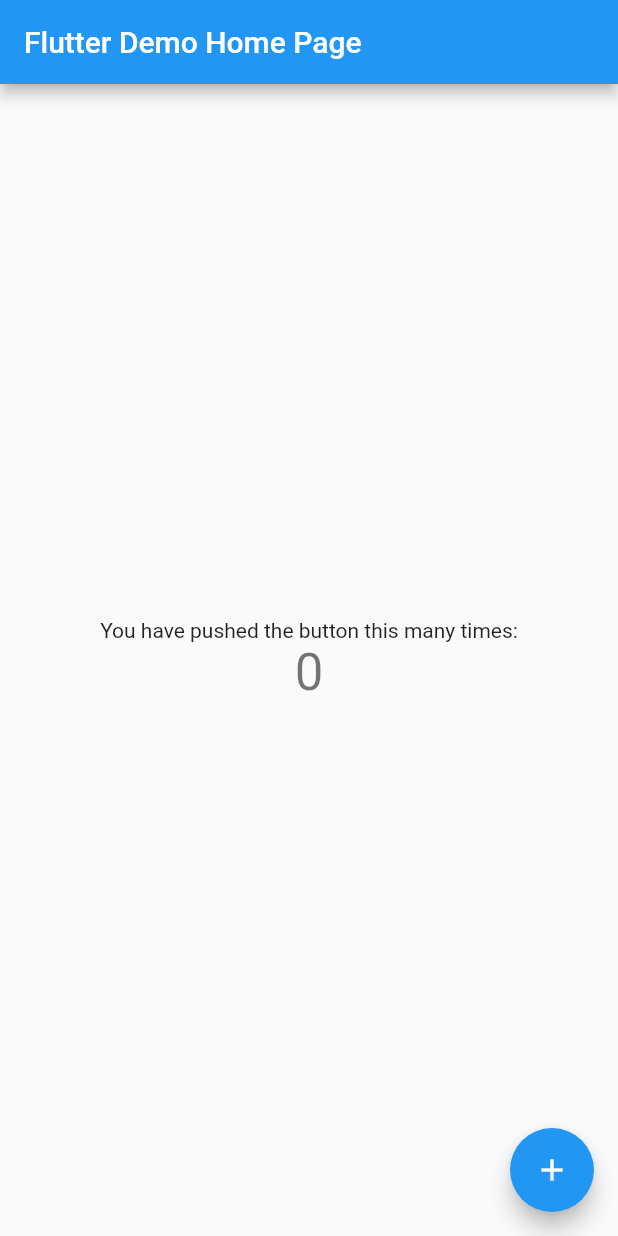
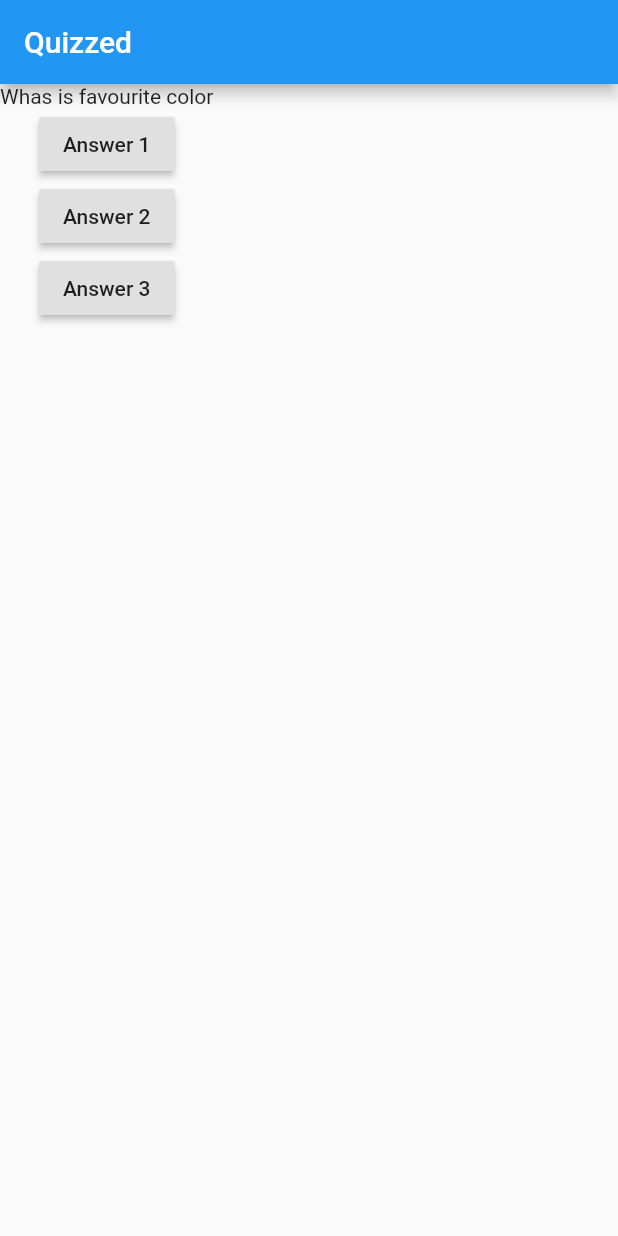
Before and after one commit to edubskiy/quizzed, a Flutter app: the screen it shows after launch, on a phone screen of 412 x 824 dp. Run offline on Flutter 3.47's test engine with Material 2 defaults, Android fonts, the light colour scheme and no system bars.

```diff
--- a/lib/main.dart
+++ b/lib/main.dart
@@ -1,111 +1,45 @@
 import 'package:flutter/material.dart';
 
-void main() => runApp(MyApp());
+void main() => runApp(App());
 
-class MyApp extends StatelessWidget {
-  // This widget is the root of your application.
-  @override
-  Widget build(BuildContext context) {
-    return MaterialApp(
-      title: 'Flutter Demo',
-      theme: ThemeData(
-        // This is the theme of your application.
-        //
-        // Try running your application with "flutter run". You'll see the
-        // application has a blue toolbar. Then, without quitting the app, try
-        // changing the primarySwatch below to Colors.green and then invoke
-        // "hot reload" (press "r" in the console where you ran "flutter run",
-        // or simply save your changes to "hot reload" in a Flutter IDE).
-        // Notice that the counter didn't reset back to zero; the application
-        // is not restarted.
-        primarySwatch: Colors.blue,
-      ),
-      home: MyHomePage(title: 'Flutter Demo Home Page'),
-    );
-  }
-}
+class App extends StatelessWidget {
+  int questionIndex = 0;
 
-class MyHomePage extends StatefulWidget {
-  MyHomePage({Key key, this.title}) : super(key: key);
-
-  // This widget is the home page of your application. It is stateful, meaning
-  // that it has a State object (defined below) that contains fields that affect
-  // how it looks.
-
-  // This class is the configuration for the state. It holds the values (in this
-  // case the title) provided by the parent (in this case the App widget) and
-  // used by the build method of the State. Fields in a Widget subclass are
-  // always marked "final".
-
-  final String title;
-
-  @override
-  _MyHomePageState createState() => _MyHomePageState();
-}
-
-class _MyHomePageState extends State<MyHomePage> {
-  int _counter = 0;
-
-  void _incrementCounter() {
-    setState(() {
-      // This call to setState tells the Flutter framework that something has
-      // changed in this State, which causes it to rerun the build method below
-      // so that the display can reflect the updated values. If we changed
-      // _counter without calling setState(), then the build method would not be
-      // called again, and so nothing would appear to happen.
-      _counter++;
-    });
+  void answerQuestion(int index) {
+    questionIndex += 1;
+    print('Answer chosen $index, now go to question $questionIndex');
   }
 
   @override
   Widget build(BuildContext context) {
-    // This method is rerun every time setState is called, for instance as done
-    // by the _incrementCounter method above.
-    //
-    // The Flutter framework has been optimized to make rerunning build methods
-    // fast, so that you can just rebuild anything that needs updating rather
-    // than having to individually change instances of widgets.
-    return Scaffold(
-      appBar: AppBar(
-        // Here we take the value from the MyHomePage object that was created by
-        // the App.build method, and use it to set our appbar title.
-        title: Text(widget.title),
-      ),
-      body: Center(
-        // Center is a layout widget. It takes a single child and positions it
-        // in the middle of the parent.
-        child: Column(
-          // Column is also a layout widget. It takes a list of children and
-          // arranges them vertically. By default, it sizes itself to fit its
-          // children horizontally, and tries to be as tall as its parent.
-          //
-          // Invoke "debug painting" (press "p" in the console, choose the
-          // "Toggle Debug Paint" action from the Flutter Inspector in Android
-          // Studio, or the "Toggle Debug Paint" command in Visual Studio Code)
-          // to see the wireframe for each widget.
-          //
-          // Column has various properties to control how it sizes itself and
-          // how it positions its children. Here we use mainAxisAlignment to
-          // center the children vertically; the main axis here is the vertical
-          // axis because Columns are vertical (the cross axis would be
-          // horizontal).
-          mainAxisAlignment: MainAxisAlignment.center,
+    List questions = [
+      "Wha\s is favourite color",
+      "Wha\s is favourite animal"
+    ];
+
+    return MaterialApp(
+      home: Scaffold(
+        appBar: AppBar(
+          title: Text('Quizzed'),
+        ),
+        body: Column(
           children: <Widget>[
-            Text(
-              'You have pushed the button this many times:',
+            Text(questions[questionIndex]),
+            RaisedButton(
+              child: Text("Answer 1"),
+              onPressed: () => answerQuestion(1),
             ),
-            Text(
-              '$_counter',
-              style: Theme.of(context).textTheme.display1,
+            RaisedButton(
+              child: Text("Answer 2"),
+              onPressed: () => answerQuestion(2),
+            ),
+            RaisedButton(
+              child: Text("Answer 3"),
+              onPressed: () => answerQuestion(3),
             ),
           ],
-        ),
+        )
       ),
-      floatingActionButton: FloatingActionButton(
-        onPressed: _incrementCounter,
-        tooltip: 'Increment',
-        child: Icon(Icons.add),
-      ), // This trailing comma makes auto-formatting nicer for build methods.
     );
   }
 }
--- a/pubspec.yaml
+++ b/pubspec.yaml
@@ -14,7 +14,7 @@
 version: 1.0.0+1
 
 environment:
-  sdk: ">=2.1.0 <3.0.0"
+  sdk: ">=2.2.0 <3.0.0"
 
 dependencies:
   flutter:
```
Also changed, not shown: pubspec.lock, 3 other files.
